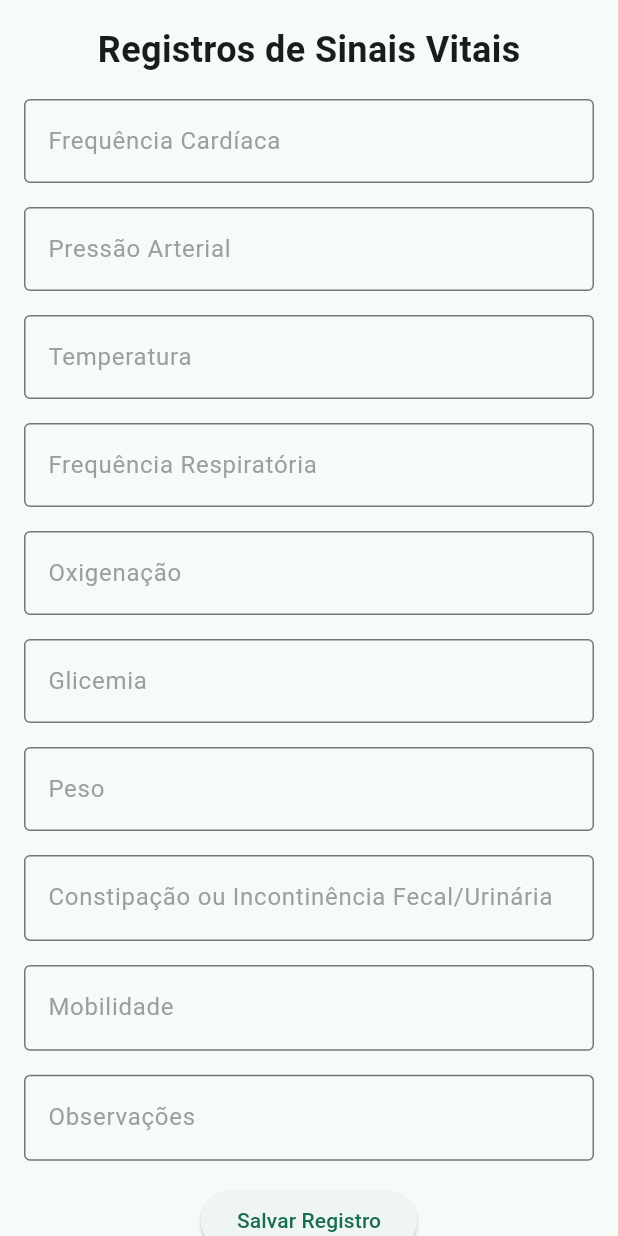
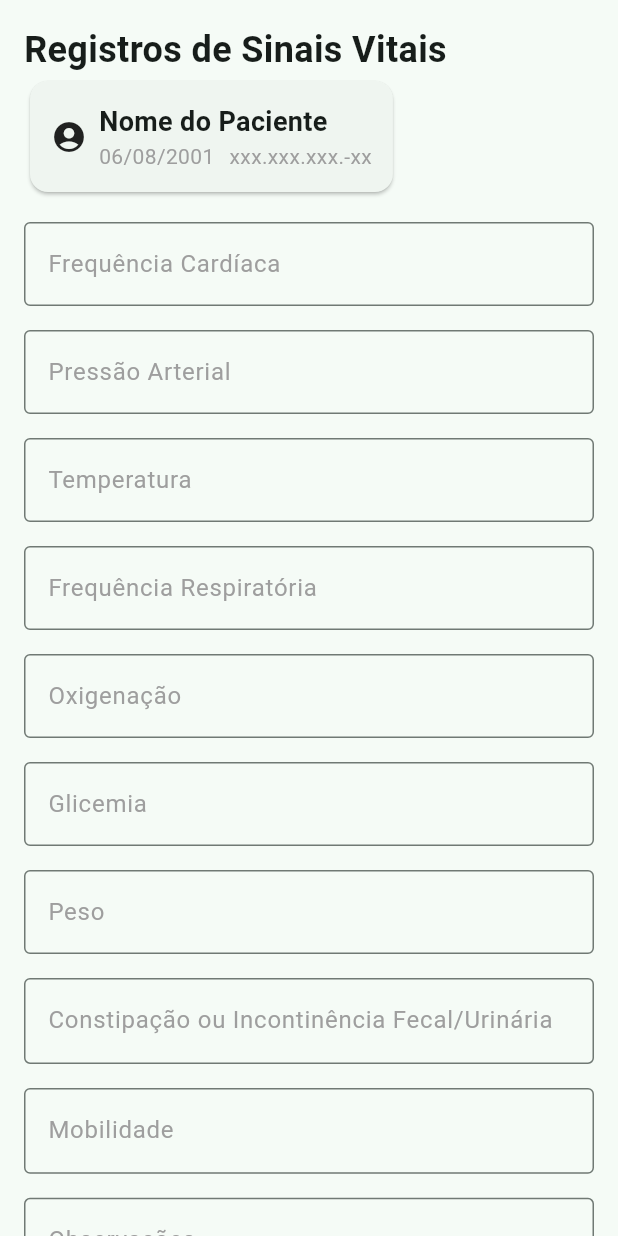
Before and after one commit to DeboraBorgesDev/careSyncApp, a Flutter app: the SinaisVitaisInputs widget shown alone on an empty page, opened directly, on a phone screen of 412 x 824 dp. Run offline on Flutter 3.47's test engine with Material 3 defaults, Android fonts, the phone set to English and light mode, and no system bars.

Commit message:
criação do card de paciente selecionado

```diff
--- a/lib/forms/selecionar_paciente_form.dart
+++ b/lib/forms/selecionar_paciente_form.dart
@@ -34,7 +34,16 @@ class _SelecionarPacienteState extends State<SelecionarPaciente> {
               DropdownButtonFormField<String>(
                 decoration: InputDecoration(
                   labelText: 'Selecionar Paciente',
-                  border: OutlineInputBorder(),
+                  // Definir a cor da borda
+                  focusedBorder: OutlineInputBorder(
+                    borderSide: BorderSide(color: Colors.grey),
+                  ),
+                  border: OutlineInputBorder(
+                    borderSide: BorderSide(color: Colors.grey), // Cor da borda cinza
+
+                  ),
+                  // Definir a cor do texto do rótulo
+                  labelStyle: TextStyle(color: Colors.grey),
                 ),
                 value: _selectedPaciente,
                 items: widget.pacientes.map((String paciente) {
@@ -52,13 +61,24 @@ class _SelecionarPacienteState extends State<SelecionarPaciente> {
                 onSaved: widget.onPacienteSelected,
               ),
               const SizedBox(height: 16.0),
-              ElevatedButton(
-                onPressed: () {
-                  if (_selectedPaciente != null) {
-                    widget.onPacienteSelected(_selectedPaciente);
-                  }
-                },
-                child: const Text('Próximo'),
+              Center(
+                child: ElevatedButton(
+                  onPressed: () {
+                    if (_selectedPaciente != null) {
+                      widget.onPacienteSelected(_selectedPaciente);
+                    }
+                  },
+                  child: const Text(
+                    'Próximo',
+                    style: TextStyle(color: Colors.white), // Define a cor do texto como branco
+                  ),
+                  style: ElevatedButton.styleFrom(
+                    backgroundColor: Color.fromARGB(255, 25, 225, 175), // Define a cor do botão
+                    shape: RoundedRectangleBorder(
+                      borderRadius: BorderRadius.circular(5), // Define os cantos retangulares
+                    ),
+                  ),
+                ),
               ),
             ],
           ),
--- a/lib/forms/sianais_vitais_inputs.dart
+++ b/lib/forms/sianais_vitais_inputs.dart
@@ -10,10 +10,55 @@ class SinaisVitaisInputs extends StatelessWidget {
           Padding(
             padding: const EdgeInsets.all(16.0),
             child: Column(
+              crossAxisAlignment: CrossAxisAlignment.start,
               children: [
                 const Text(
                   'Registros de Sinais Vitais',
                   style: TextStyle(fontSize: 24, fontWeight: FontWeight.bold),
+                ),
+                const Row(
+                  children: [
+                    Card(
+                      child: Padding(
+                        padding: EdgeInsets.all(14.0),
+                        child: Row(
+                          children: [
+                            Icon(Icons.account_circle),
+                            SizedBox(width: 8),
+                            Column(
+                              crossAxisAlignment: CrossAxisAlignment.start,
+                              children: [
+                                Text(
+                                  'Nome do Paciente',
+                                  style: TextStyle(
+                                    fontSize: 18,
+                                    fontWeight: FontWeight.bold,
+                                  ),
+                                ),
+                                Row(
+                                  children: [
+                                    Text(
+                                      '06/08/2001',
+                                      style: TextStyle(
+                                        color: Colors.grey,
+                                      ),
+                                    ),
+                                    SizedBox(width: 10),
+                                    Text(
+                                      'xxx.xxx.xxx.-xx',
+                                      style: TextStyle(
+                                        color: Colors.grey,
+                                      ),
+                                    ),
+                                  ],
+                                ),
+                              ],
+                            ),
+                          ],
+                        ),
+                      ),
+                    ),
+                  ],
                 ),
                 const SizedBox(height: 16.0),
                 _buildFormFieldWithUnit(context, 'Frequência Cardíaca', 'bpm'),
@@ -22,8 +67,7 @@ class SinaisVitaisInputs extends StatelessWidget {
                 const SizedBox(height: 16.0),
                 _buildFormFieldWithUnit(context, 'Temperatura', '°C'),
                 const SizedBox(height: 16.0),
-                _buildFormFieldWithUnit(
-                    context, 'Frequência Respiratória', 'rpm'),
+                _buildFormFieldWithUnit(context, 'Frequência Respiratória', 'rpm'),
                 const SizedBox(height: 16.0),
                 _buildFormFieldWithUnit(context, 'Oxigenação', '%'),
                 const SizedBox(height: 16.0),
@@ -31,18 +75,27 @@ class SinaisVitaisInputs extends StatelessWidget {
                 const SizedBox(height: 16.0),
                 _buildFormFieldWithUnit(context, 'Peso', 'kg'),
                 const SizedBox(height: 16.0),
-                _buildFormFieldWithUnit(
-                    context, 'Constipação ou Incontinência Fecal/Urinária', ''),
+                _buildFormFieldWithUnit(context, 'Constipação ou Incontinência Fecal/Urinária', ''),
                 const SizedBox(height: 16.0),
                 _buildFormFieldWithUnit(context, 'Mobilidade', ''),
                 const SizedBox(height: 16.0),
                 _buildFormFieldWithUnit(context, 'Observações', ''),
                 const SizedBox(height: 16.0),
-                ElevatedButton(
-                  onPressed: () {
-                    // Ação para salvar o registro
-                  },
-                  child: const Text('Salvar Registro'),
+                const SizedBox(height: 16.0),
+                Center(
+                  child: ElevatedButton(
+                    onPressed: () {},
+                    style: ElevatedButton.styleFrom(
+                      backgroundColor: const Color.fromARGB(255, 25, 225, 175),
+                      shape: RoundedRectangleBorder(
+                        borderRadius: BorderRadius.circular(5),
+                      ),
+                    ),
+                    child: const Text(
+                      'Salvar sinais',
+                      style: TextStyle(color: Colors.white),
+                    ),
+                  ),
                 ),
               ],
             ),
@@ -52,15 +105,14 @@ class SinaisVitaisInputs extends StatelessWidget {
     );
   }
 
-  Widget _buildFormFieldWithUnit(BuildContext context, String labelText,
-      String unit) {
+  Widget _buildFormFieldWithUnit(BuildContext context, String labelText, String unit) {
     return TextFormField(
       decoration: InputDecoration(
         labelText: labelText,
         labelStyle: const TextStyle(
-          color: Colors.grey, // Define a cor do rótulo
+          color: Colors.grey,
         ),
-        focusedBorder: const OutlineInputBorder( // Define a borda quando o campo estiver em foco
+        focusedBorder: const OutlineInputBorder(
           borderSide: BorderSide(
             color: Colors.grey,
           ),
@@ -71,13 +123,8 @@ class SinaisVitaisInputs extends StatelessWidget {
           ),
         ),
         suffixText: unit,
-        suffixStyle: Theme
-            .of(context)
-            .textTheme
-            .subtitle1!
-            .copyWith(color: Colors.grey),
+        suffixStyle: Theme.of(context).textTheme.subtitle1!.copyWith(color: Colors.grey),
       ),
     );
   }
-
 }
--- a/pubspec.yaml
+++ b/pubspec.yaml
@@ -19,7 +19,7 @@ publish_to: 'none' # Remove this line if you wish to publish to pub.dev
 version: 1.0.0+1
 
 environment:
-  sdk: '>=3.3.3 <4.0.0'
+  sdk: '>=3.3.2 <4.0.0'
 
 # Dependencies specify other packages that your package needs in order to work.
 # To automatically upgrade your package dependencies to the latest versions
```
Also changed, not shown: pubspec.lock.
